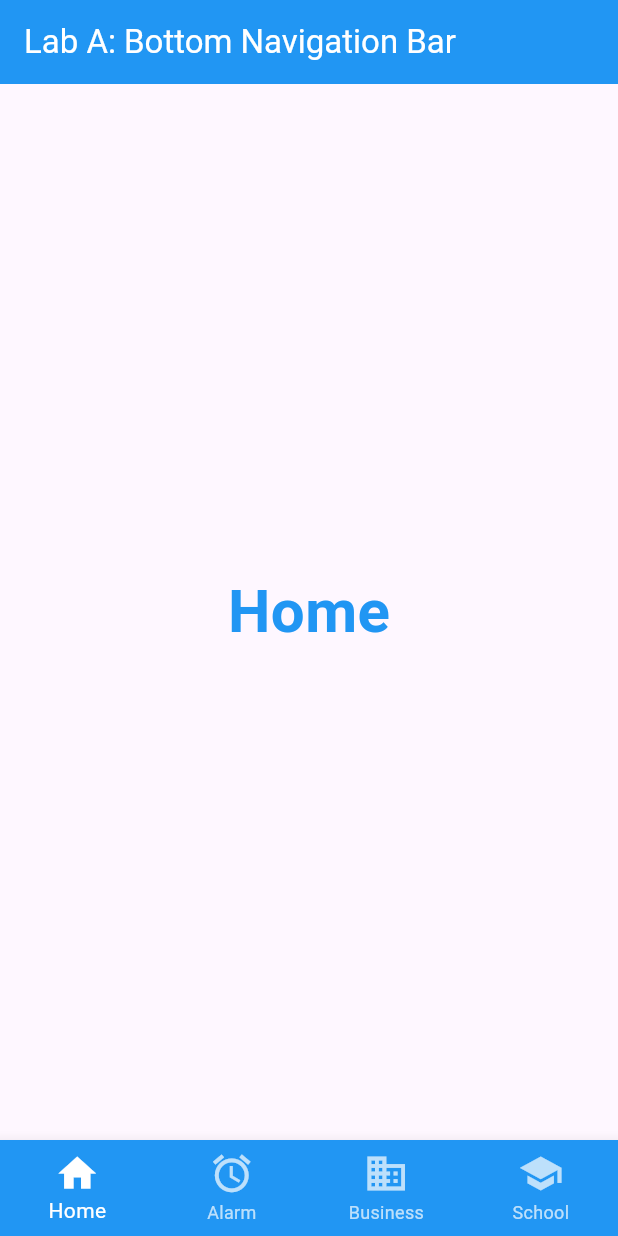
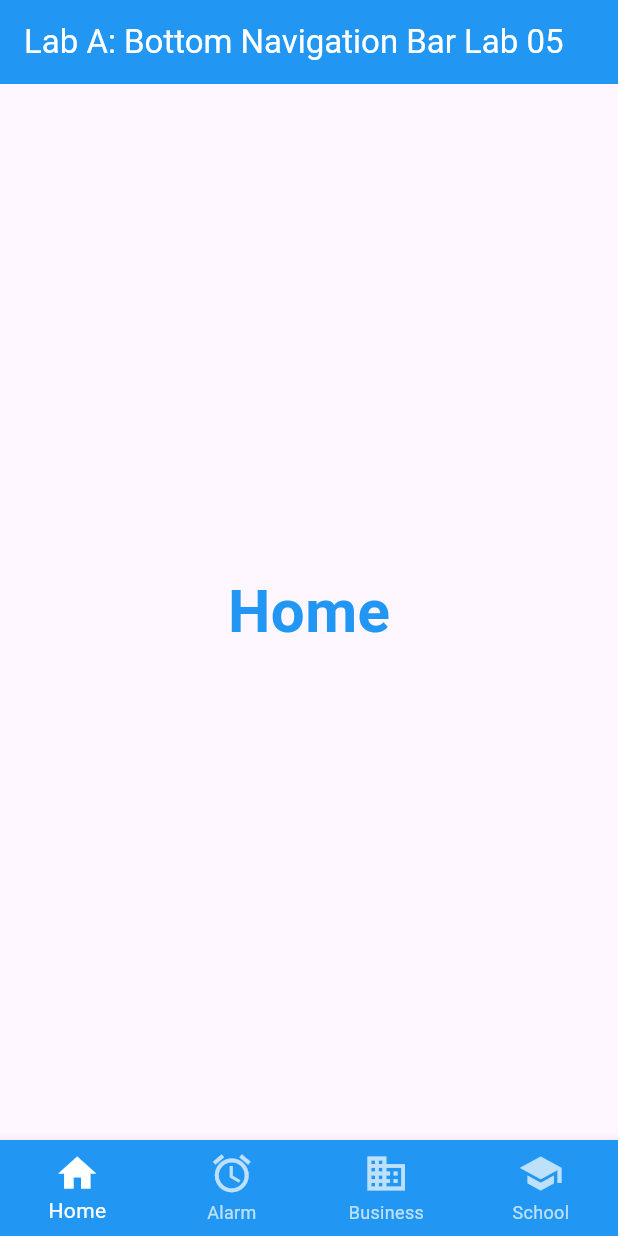
Before and after one commit to aininjeffery/TMA3084_102810_Lab05, a Flutter app: the screen it shows after launch, on a phone screen of 412 x 824 dp. Run offline on Flutter 3.47's test engine with Material 3 defaults, Android fonts, the phone set to English and light mode, and no system bars.

Commit message:
Update main.dart

```diff
--- a/bottom_navigator_bar_lab/lib/main.dart
+++ b/bottom_navigator_bar_lab/lib/main.dart
@@ -40,7 +40,7 @@ class _BottomNavLabState extends State<BottomNavLab> {
   Widget build(BuildContext context) {
     return Scaffold(
       appBar: AppBar(
-        title: const Text('Lab A: Bottom Navigation Bar'),
+        title: const Text('Lab A: Bottom Navigation Bar Lab 05'),
         backgroundColor: Colors.blue,
         foregroundColor: Colors.white,
       ),
```
